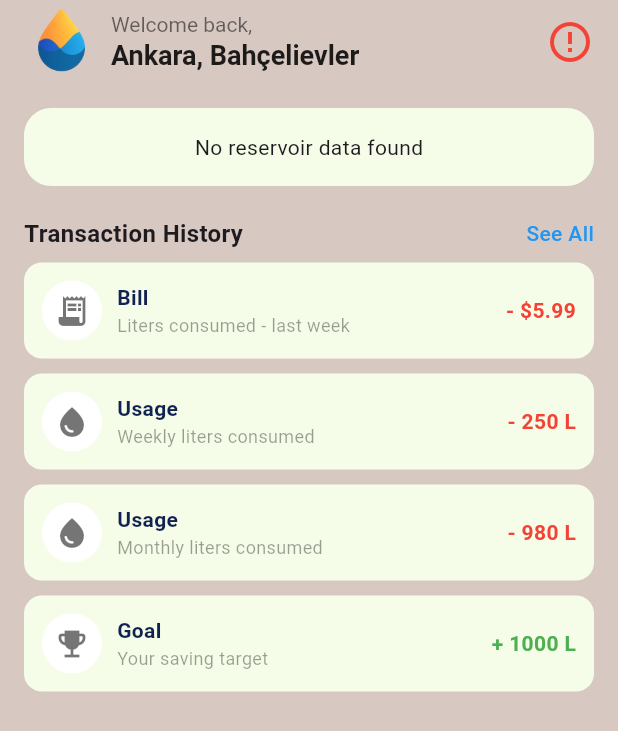
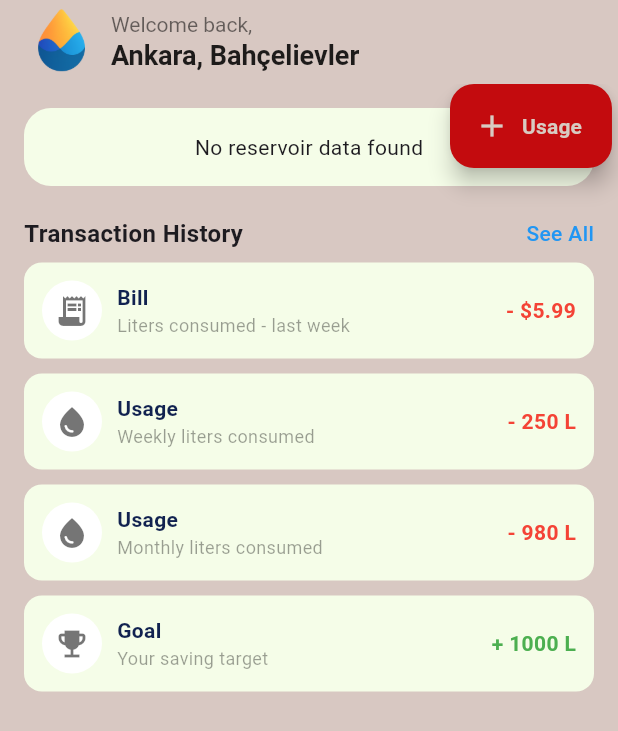
Before and after one commit to gonulgulsen/water_wise, a Flutter app: the HomePage screen opened directly, on a phone screen of 412 x 824 dp. Shown: the top 731 px of the screen. Run offline on Flutter 3.47's test engine with Material 3 defaults, Android fonts, the phone set to English and light mode, and no system bars; our stand-ins replace cloud_firestore, firebase_auth, firebase_core, fl_chart; accounts and stored records are empty.

Commit message:
usage button edited

```diff
--- a/lib/screens/home_page.dart
+++ b/lib/screens/home_page.dart
@@ -17,6 +17,10 @@ class _HomePageState extends State<HomePage> {
   DateTime _selectedDate = DateTime.now();
   final _litersCtrl = TextEditingController();
   final _billCtrl = TextEditingController();
+
+
+  Offset fabPosition = const Offset(300, 0);
+
 
   final List<Map<String, dynamic>> _transactions = const [
     {
@@ -58,7 +62,10 @@ class _HomePageState extends State<HomePage> {
 
   String getWeekNumber(DateTime date) {
     int dayOfYear = int.parse(DateFormat("D").format(date));
-    return ((dayOfYear - date.weekday + 10) / 7).floor().toString().padLeft(2, '0');
+    return ((dayOfYear - date.weekday + 10) / 7)
+        .floor()
+        .toString()
+        .padLeft(2, '0');
   }
 
   Future<void> _saveUsage() async {
@@ -138,7 +145,6 @@ class _HomePageState extends State<HomePage> {
                       ),
                       const SizedBox(height: 16),
 
-                      // --- Toggle Weekly / Monthly ---
                       Row(
                         mainAxisAlignment: MainAxisAlignment.center,
                         children: [
@@ -182,7 +188,8 @@ class _HomePageState extends State<HomePage> {
                             fillColor: Colors.white10,
                             border: OutlineInputBorder(
                               borderRadius: BorderRadius.circular(12),
-                              borderSide: const BorderSide(color: Colors.white30),
+                              borderSide:
+                              const BorderSide(color: Colors.white30),
                             ),
                           ),
                           child: Text(
@@ -193,7 +200,6 @@ class _HomePageState extends State<HomePage> {
                       ),
                       const SizedBox(height: 16),
 
-                      // --- Liters Input ---
                       TextField(
                         controller: _litersCtrl,
                         keyboardType: TextInputType.number,
@@ -205,7 +211,8 @@ class _HomePageState extends State<HomePage> {
                           fillColor: Colors.white10,
                           border: OutlineInputBorder(
                             borderRadius: BorderRadius.circular(12),
-                            borderSide: const BorderSide(color: Colors.white30),
+                            borderSide:
+                            const BorderSide(color: Colors.white30),
                           ),
                         ),
                       ),
@@ -223,7 +230,8 @@ class _HomePageState extends State<HomePage> {
                             fillColor: Colors.white10,
                             border: OutlineInputBorder(
                               borderRadius: BorderRadius.circular(12),
-                              borderSide: const BorderSide(color: Colors.white30),
+                              borderSide:
+                              const BorderSide(color: Colors.white30),
                             ),
                           ),
                         ),
@@ -235,18 +243,13 @@ class _HomePageState extends State<HomePage> {
                         child: ElevatedButton(
                           style: ElevatedButton.styleFrom(
                             backgroundColor: const Color(0xFFEDC58F),
-                            foregroundColor: const Color(0xFF112250),
+                            foregroundColor: const Color(0xFFD8CBC2),
                             padding: const EdgeInsets.symmetric(vertical: 14),
                             shape: RoundedRectangleBorder(
                               borderRadius: BorderRadius.circular(12),
                             ),
                           ),
-                          onPressed: () {
-                            Navigator.pop(ctx);
-                            ScaffoldMessenger.of(context).showSnackBar(
-                              SnackBar(content: Text("Usage saved ($_period).")),
-                            );
-                          },
+                          onPressed: _saveUsage,
                           child: const Text("SUBMIT"),
                         ),
                       ),
@@ -260,7 +263,6 @@ class _HomePageState extends State<HomePage> {
       },
     );
   }
-
 
   @override
   void dispose() {
@@ -285,23 +287,21 @@ class _HomePageState extends State<HomePage> {
             const Column(
               crossAxisAlignment: CrossAxisAlignment.start,
               children: [
-                Text("Welcome back,", style: TextStyle(color: Colors.black54, fontSize: 14)),
+                Text("Welcome back,",
+                    style: TextStyle(color: Colors.black54, fontSize: 14)),
                 Text("Ankara, Bahçelievler",
-                    style: TextStyle(color: Colors.black87, fontSize: 18, fontWeight: FontWeight.w600)),
+                    style: TextStyle(
+                        color: Colors.black87,
+                        fontSize: 18,
+                        fontWeight: FontWeight.w600)),
               ],
             ),
           ],
         ),
-        actions: [
-          IconButton(
-            onPressed: _openUsageSheet,
-            icon: const Icon(Icons.error_outline, color: Colors.red, size: 32),
-            tooltip: "Add Usage",
       ),
-          const SizedBox(width: 8),
-        ],
-      ),
-      body: ListView(
+      body: Stack(
+        children: [
+          ListView(
             padding: const EdgeInsets.all(16),
             children: [
               ReservoirPieChart(city: "Ankara"),
@@ -311,7 +311,8 @@ class _HomePageState extends State<HomePage> {
                 mainAxisAlignment: MainAxisAlignment.spaceBetween,
                 children: [
                   const Text("Transaction History",
-                  style: TextStyle(fontSize: 16, fontWeight: FontWeight.w600)),
+                      style:
+                      TextStyle(fontSize: 16, fontWeight: FontWeight.w600)),
                   if (_transactions.length > 4)
                     GestureDetector(
                       onTap: () => setState(() => _showAll = !_showAll),
@@ -343,7 +344,8 @@ class _HomePageState extends State<HomePage> {
                       Row(children: [
                         CircleAvatar(
                           backgroundColor: Colors.white,
-                      child: Icon(tx["icon"] as IconData, color: Colors.black54),
+                          child: Icon(tx["icon"] as IconData,
+                              color: Colors.black54),
                         ),
                         const SizedBox(width: 10),
                         Column(
@@ -356,7 +358,8 @@ class _HomePageState extends State<HomePage> {
                                   color: Color(0xFF112250),
                                 )),
                             Text(tx["subtitle"] as String,
-                            style: const TextStyle(fontSize: 12, color: Colors.black38)),
+                                style: const TextStyle(
+                                    fontSize: 12, color: Colors.black38)),
                           ],
                         ),
                       ]),
@@ -374,11 +377,52 @@ class _HomePageState extends State<HomePage> {
               }),
             ],
           ),
+          Positioned(
+            left: fabPosition.dx,
+            top: fabPosition.dy,
+            child: GestureDetector(
+              onPanUpdate: (details) {
+                setState(() {
+                  final screenSize = MediaQuery.of(context).size;
+                  const fabWidth = 110.0;
+                  const fabHeight = 40.0;
+
+                  double newX = fabPosition.dx + details.delta.dx;
+                  double newY = fabPosition.dy + details.delta.dy;
+
+                  if (newX < 0) newX = 0;
+                  if (newY < 0) newY = 0;
+                  if (newX > screenSize.width - fabWidth) {
+                    newX = screenSize.width - fabWidth;
+                  }
+                  if (newY > screenSize.height - fabHeight - 100) {
+                    newY = screenSize.height - fabHeight - 100;
+                  }
+
+                  fabPosition = Offset(newX, newY);
+                });
+              },
+              child: FloatingActionButton.extended(
+                backgroundColor: const Color(0xFFC30B0E),
+                foregroundColor: const Color(0xFFD8CBC2),
+                onPressed: _openUsageSheet,
+                icon: const Icon(Icons.add),
+                label: const Text(
+                  "Usage",
+                  style: TextStyle(
+                    color: Color(0xFFD8CBC2),
+                    fontWeight: FontWeight.bold,
+                  ),
+                ),
+              ),
+            ),
+          ),
+        ],
+      ),
     );
   }
 }
 
-/// 🔹 Reservoir PieChart (senin kodun olduğu gibi)
 class ReservoirPieChart extends StatefulWidget {
   final String city;
   const ReservoirPieChart({super.key, required this.city});
@@ -403,7 +447,8 @@ class _ReservoirPieChartState extends State<ReservoirPieChart> {
         }
         final docs = snapshot.data!.docs;
         if (docs.isEmpty) {
-          return _buildCard(const Center(child: Text("No reservoir data found")));
+          return _buildCard(
+              const Center(child: Text("No reservoir data found")));
         }
 
         final colors = [
@@ -431,8 +476,8 @@ class _ReservoirPieChartState extends State<ReservoirPieChart> {
                             touchedIndex = -1;
                             return;
                           }
-                          touchedIndex =
-                              pieTouchResponse.touchedSection!.touchedSectionIndex;
+                          touchedIndex = pieTouchResponse
+                              .touchedSection!.touchedSectionIndex;
                         });
                       },
                     ),
```
Lines whose indentation alone changed are shown as unchanged.
